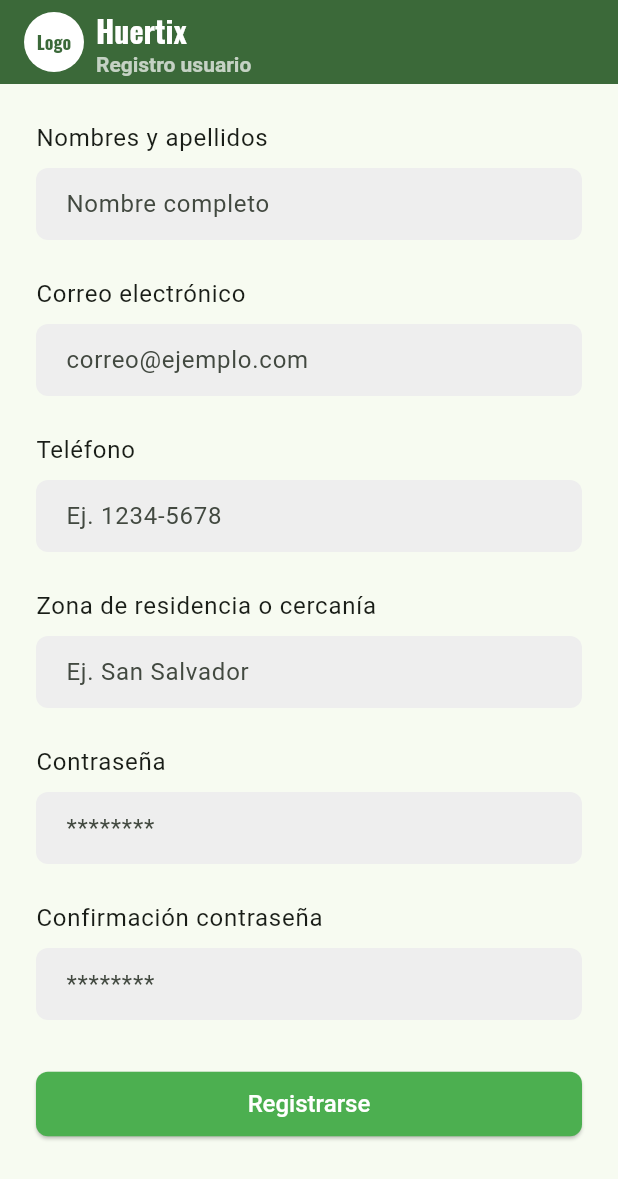
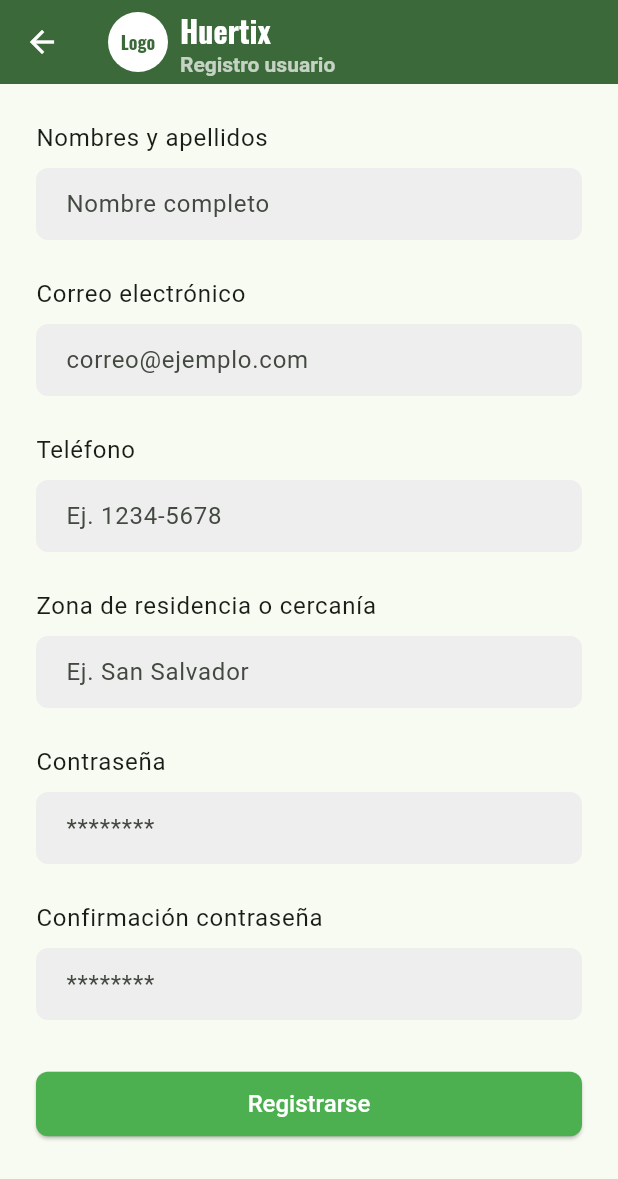
Before and after one commit to Camilord075/myapp, a Flutter app: the UserRegistrationScreen screen opened by its route, on a phone screen of 412 x 824 dp. Shown: the top 1179 px of the screen. Run offline on Flutter 3.47's test engine with Material 3 defaults, Android fonts, the phone set to English and light mode, and no system bars; our stand-ins replace go_router, google_fonts.

Commit message:
Agregando botón para ir atrás desde creación

```diff
--- a/lib/screens/user_registration_screen.dart
+++ b/lib/screens/user_registration_screen.dart
@@ -13,6 +13,12 @@ class UserRegistrationScreen extends StatelessWidget {
       appBar: AppBar(
         backgroundColor: colorScheme.primary,
         foregroundColor: Colors.white,
+        leading: IconButton(
+          icon: const Icon(Icons.arrow_back, color: Colors.white), // Explicit back button
+          onPressed: () {
+            context.go('/'); // Navigate back to dashboard
+          },
+        ),
         title: Row(
           children: [
             Container(
```
